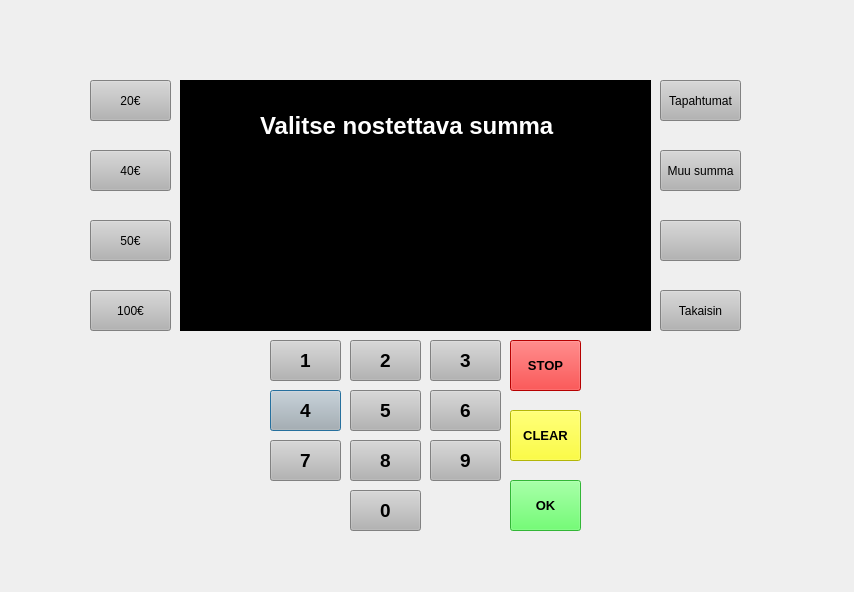
First picture: the form in bank_automat/withdrawal.ui, repository nikopippuri/atm-project, before the edit.
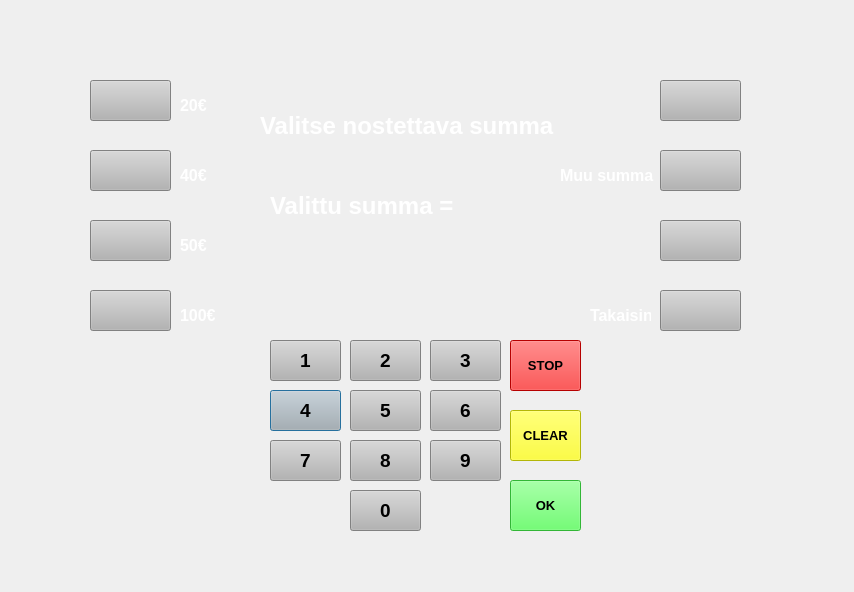
Second picture: the form after the edit.

```diff
--- a/bank_automat/withdrawal.ui
+++ b/bank_automat/withdrawal.ui
@@ -48,7 +48,7 @@
     <string notr="true">background-color: rgb(180, 180, 180);</string>
    </property>
    <property name="text">
-    <string>40€</string>
+    <string/>
    </property>
   </widget>
   <widget class="QPushButton" name="btnFetchTransactions">
@@ -64,7 +64,7 @@
     <string notr="true">background-color: rgb(180, 180, 180);</string>
    </property>
    <property name="text">
-    <string>Tapahtumat</string>
+    <string/>
    </property>
   </widget>
   <widget class="QPushButton" name="btnDifSum">
@@ -80,7 +80,7 @@
     <string notr="true">background-color: rgb(180, 180, 180);</string>
    </property>
    <property name="text">
-    <string>Muu summa</string>
+    <string/>
    </property>
   </widget>
   <widget class="QLabel" name="labelChosenSum">
@@ -122,8 +122,7 @@
     <bool>false</bool>
    </property>
    <property name="styleSheet">
-    <string notr="true">background-color: rgb(0, 0, 0,);
-</string>
+    <string notr="true">color: black;</string>
    </property>
    <property name="text">
     <string/>
@@ -187,7 +186,7 @@
     <string notr="true">background-color: rgb(180, 180, 180);</string>
    </property>
    <property name="text">
-    <string>100€</string>
+    <string/>
    </property>
   </widget>
   <widget class="QPushButton" name="btnClear">
@@ -278,7 +277,7 @@
     <string notr="true">background-color: rgb(180, 180, 180);</string>
    </property>
    <property name="text">
-    <string>20€</string>
+    <string/>
    </property>
   </widget>
   <widget class="QPushButton" name="btn5">
@@ -360,7 +359,7 @@
     <string notr="true">background-color: rgb(180, 180, 180);</string>
    </property>
    <property name="text">
-    <string>Takaisin</string>
+    <string/>
    </property>
   </widget>
   <widget class="QPushButton" name="btn0">
@@ -482,7 +481,7 @@
     <string notr="true">background-color: rgb(180, 180, 180);</string>
    </property>
    <property name="text">
-    <string>50€</string>
+    <string/>
    </property>
   </widget>
   <widget class="QPushButton" name="btn9">
@@ -507,6 +506,192 @@
     <string>9</string>
    </property>
   </widget>
+  <widget class="QLabel" name="label_20">
+   <property name="geometry">
+    <rect>
+     <x>180</x>
+     <y>90</y>
+     <width>51</width>
+     <height>31</height>
+    </rect>
+   </property>
+   <property name="font">
+    <font>
+     <pointsize>12</pointsize>
+     <italic>false</italic>
+     <bold>true</bold>
+    </font>
+   </property>
+   <property name="autoFillBackground">
+    <bool>false</bool>
+   </property>
+   <property name="styleSheet">
+    <string notr="true">color: rgb(255, 255, 255);</string>
+   </property>
+   <property name="text">
+    <string>20€</string>
+   </property>
+  </widget>
+  <widget class="QLabel" name="label_40">
+   <property name="geometry">
+    <rect>
+     <x>180</x>
+     <y>160</y>
+     <width>51</width>
+     <height>31</height>
+    </rect>
+   </property>
+   <property name="font">
+    <font>
+     <pointsize>12</pointsize>
+     <italic>false</italic>
+     <bold>true</bold>
+    </font>
+   </property>
+   <property name="autoFillBackground">
+    <bool>false</bool>
+   </property>
+   <property name="styleSheet">
+    <string notr="true">color: rgb(255, 255, 255);</string>
+   </property>
+   <property name="text">
+    <string>40€</string>
+   </property>
+  </widget>
+  <widget class="QLabel" name="label_50">
+   <property name="geometry">
+    <rect>
+     <x>180</x>
+     <y>230</y>
+     <width>51</width>
+     <height>31</height>
+    </rect>
+   </property>
+   <property name="font">
+    <font>
+     <pointsize>12</pointsize>
+     <italic>false</italic>
+     <bold>true</bold>
+    </font>
+   </property>
+   <property name="autoFillBackground">
+    <bool>false</bool>
+   </property>
+   <property name="styleSheet">
+    <string notr="true">color: rgb(255, 255, 255);</string>
+   </property>
+   <property name="text">
+    <string>50€</string>
+   </property>
+  </widget>
+  <widget class="QLabel" name="label_100">
+   <property name="geometry">
+    <rect>
+     <x>180</x>
+     <y>300</y>
+     <width>51</width>
+     <height>31</height>
+    </rect>
+   </property>
+   <property name="font">
+    <font>
+     <pointsize>12</pointsize>
+     <italic>false</italic>
+     <bold>true</bold>
+    </font>
+   </property>
+   <property name="autoFillBackground">
+    <bool>false</bool>
+   </property>
+   <property name="styleSheet">
+    <string notr="true">color: rgb(255, 255, 255);</string>
+   </property>
+   <property name="text">
+    <string>100€</string>
+   </property>
+  </widget>
+  <widget class="QLabel" name="label_back">
+   <property name="geometry">
+    <rect>
+     <x>590</x>
+     <y>300</y>
+     <width>61</width>
+     <height>31</height>
+    </rect>
+   </property>
+   <property name="font">
+    <font>
+     <pointsize>12</pointsize>
+     <italic>false</italic>
+     <bold>true</bold>
+    </font>
+   </property>
+   <property name="autoFillBackground">
+    <bool>false</bool>
+   </property>
+   <property name="styleSheet">
+    <string notr="true">color: rgb(255, 255, 255);</string>
+   </property>
+   <property name="text">
+    <string>Takaisin</string>
+   </property>
+  </widget>
+  <widget class="QLabel" name="label_difSum">
+   <property name="geometry">
+    <rect>
+     <x>560</x>
+     <y>160</y>
+     <width>101</width>
+     <height>31</height>
+    </rect>
+   </property>
+   <property name="font">
+    <font>
+     <pointsize>12</pointsize>
+     <italic>false</italic>
+     <bold>true</bold>
+    </font>
+   </property>
+   <property name="autoFillBackground">
+    <bool>false</bool>
+   </property>
+   <property name="styleSheet">
+    <string notr="true">color: rgb(255, 255, 255);</string>
+   </property>
+   <property name="text">
+    <string>Muu summa</string>
+   </property>
+  </widget>
+  <zorder>btn4</zorder>
+  <zorder>btn40</zorder>
+  <zorder>btnFetchTransactions</zorder>
+  <zorder>btnDifSum</zorder>
+  <zorder>labelChosenSum</zorder>
+  <zorder>btn6</zorder>
+  <zorder>btnStop</zorder>
+  <zorder>btn100</zorder>
+  <zorder>btnClear</zorder>
+  <zorder>btn2</zorder>
+  <zorder>btn1</zorder>
+  <zorder>btn20</zorder>
+  <zorder>btn5</zorder>
+  <zorder>btn8</zorder>
+  <zorder>btn7</zorder>
+  <zorder>btnArrow8</zorder>
+  <zorder>btn0</zorder>
+  <zorder>btnOk</zorder>
+  <zorder>btn3</zorder>
+  <zorder>labelChoseSum</zorder>
+  <zorder>btnArrow7</zorder>
+  <zorder>btn50</zorder>
+  <zorder>btn9</zorder>
+  <zorder>label_20</zorder>
+  <zorder>label_40</zorder>
+  <zorder>label_50</zorder>
+  <zorder>label_100</zorder>
+  <zorder>label_back</zorder>
+  <zorder>label_difSum</zorder>
+  <zorder>label_2</zorder>
  </widget>
  <resources/>
  <connections/>
```
